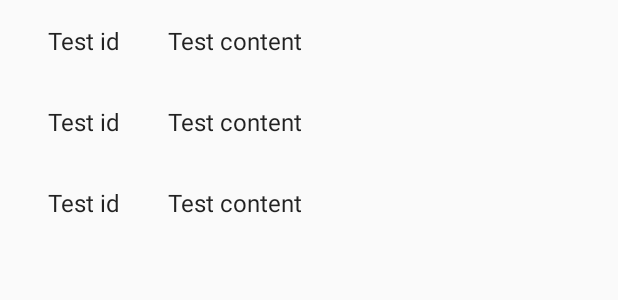
After one commit to kwiecien/world-cup-2018, an Android app: the layout fragment_fixtures_list.xml on its own in the app's theme, with its tools: preview values and no code run, on a phone screen of 412 x 824 dp. The commit adds this screen. Shown: the top 300 px of the screen. Run offline under Robolectric (Android 15) with nearby library versions, the phone set to English and light mode, and no system bars.

Commit message:
feat: Add fixtures screen

```diff
--- a/app/src/main/java/com/kk/worldcup2018/dagger/WorldCupComponent.java
+++ b/app/src/main/java/com/kk/worldcup2018/dagger/WorldCupComponent.java
@@ -1,5 +1,6 @@
 package com.kk.worldcup2018.dagger;
 
+import com.kk.worldcup2018.view.FixturesFragment;
 import com.kk.worldcup2018.view.TeamsFragment;
 
 import javax.inject.Singleton;
@@ -10,6 +11,8 @@ import dagger.Component;
 @Component(modules = WorldCupModule.class)
 public interface WorldCupComponent {
 
-    void inject(TeamsFragment fragment);
+    void inject(TeamsFragment teamsFragment);
+
+    void inject(FixturesFragment fixturesFragment);
 
 }
--- /dev/null
+++ b/app/src/main/res/layout/fragment_fixtures.xml
@@ -0,0 +1,23 @@
+<?xml version="1.0" encoding="utf-8"?>
+<LinearLayout xmlns:android="http://schemas.android.com/apk/res/android"
+    xmlns:tools="http://schemas.android.com/tools"
+    android:layout_width="wrap_content"
+    android:layout_height="wrap_content"
+    android:orientation="horizontal">
+
+    <TextView
+        android:id="@+id/item_number"
+        android:layout_width="wrap_content"
+        android:layout_height="wrap_content"
+        android:layout_margin="@dimen/text_margin"
+        android:textAppearance="?attr/textAppearanceListItem"
+        tools:text="Test id" />
+
+    <TextView
+        android:id="@+id/content"
+        android:layout_width="wrap_content"
+        android:layout_height="wrap_content"
+        android:layout_margin="@dimen/text_margin"
+        android:textAppearance="?attr/textAppearanceListItem"
+        tools:text="Test content" />
+</LinearLayout>
--- /dev/null
+++ b/app/src/main/res/layout/fragment_fixtures_list.xml
@@ -0,0 +1,12 @@
+<?xml version="1.0" encoding="utf-8"?>
+<android.support.v7.widget.RecyclerView xmlns:android="http://schemas.android.com/apk/res/android"
+    xmlns:tools="http://schemas.android.com/tools"
+    android:id="@+id/list"
+    android:layout_width="match_parent"
+    android:layout_height="match_parent"
+    android:layout_marginLeft="16dp"
+    android:layout_marginRight="16dp"
+    tools:context=".view.FixturesFragment"
+    tools:layoutManager="LinearLayoutManager"
+    tools:listitem="@layout/fragment_fixtures"
+    tools:name="com.kk.worldcup2018.view.FixturesFragment" />
```
Also changed, not shown: app/src/main/java/com/kk/worldcup2018/view/FixturesFragment.java (added, +74 -0 lines), app/src/main/java/com/kk/worldcup2018/view/FixturesRecyclerViewAdapter.java (added, +77 -0 lines), app/src/main/java/com/kk/worldcup2018/view/MainActivity.java (+23 -3 lines), app/src/main/java/com/kk/worldcup2018/view/TeamsFragment.java (+2 -7 lines).
